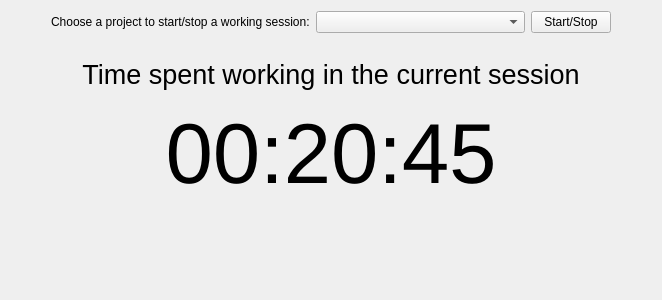
The window that widgets/ui/widget_sessions_tab.ui (Pazitos10/time-tracker) describes before a commit, drawn with Qt 5.
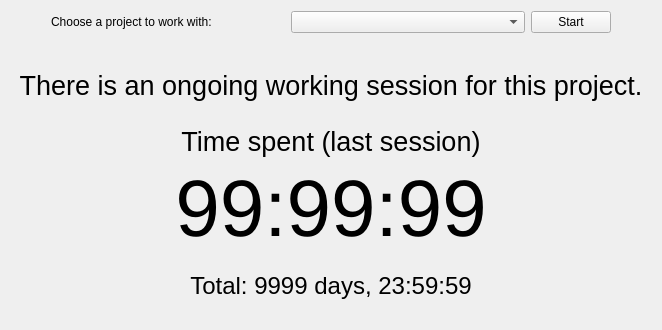
The same window after the commit.

Commit message: sessions tab: start/stop button connected with time-tracker as well as the report

```diff
--- a/widgets/ui/widget_sessions_tab.ui
+++ b/widgets/ui/widget_sessions_tab.ui
@@ -7,9 +7,21 @@
     <x>0</x>
     <y>0</y>
     <width>662</width>
-    <height>300</height>
+    <height>330</height>
    </rect>
   </property>
+  <property name="sizePolicy">
+   <sizepolicy hsizetype="Expanding" vsizetype="Expanding">
+    <horstretch>0</horstretch>
+    <verstretch>0</verstretch>
+   </sizepolicy>
+  </property>
+  <property name="maximumSize">
+   <size>
+    <width>99999</width>
+    <height>99999</height>
+   </size>
+  </property>
   <property name="windowTitle">
    <string>widget_sessions_tab</string>
   </property>
@@ -35,7 +47,7 @@
      <item>
       <widget class="QLabel" name="label">
        <property name="text">
-        <string>Choose a project to start/stop a working session:</string>
+        <string>Choose a project to work with:</string>
        </property>
       </widget>
      </item>
@@ -58,7 +70,7 @@
         </sizepolicy>
        </property>
        <property name="text">
-        <string>Start/Stop</string>
+        <string>Start</string>
        </property>
       </widget>
      </item>
@@ -86,7 +98,7 @@
       <enum>Qt::Vertical</enum>
      </property>
      <property name="sizeType">
-      <enum>QSizePolicy::Minimum</enum>
+      <enum>QSizePolicy::Fixed</enum>
      </property>
      <property name="sizeHint" stdset="0">
       <size>
@@ -97,30 +109,130 @@
     </spacer>
    </item>
    <item>
-    <widget class="QLabel" name="label_time_spent_description">
+    <widget class="QLabel" name="label_ongoing">
      <property name="font">
       <font>
        <pointsize>20</pointsize>
       </font>
      </property>
-     <property name="layoutDirection">
-      <enum>Qt::LeftToRight</enum>
-     </property>
      <property name="text">
-      <string>Time spent working in the current session</string>
+      <string>There is an ongoing working session for this project.</string>
      </property>
      <property name="alignment">
       <set>Qt::AlignCenter</set>
      </property>
     </widget>
    </item>
+   <item>
+    <widget class="QFrame" name="frame_report">
+     <property name="frameShape">
+      <enum>QFrame::NoFrame</enum>
+     </property>
+     <property name="frameShadow">
+      <enum>QFrame::Plain</enum>
+     </property>
+     <property name="lineWidth">
+      <number>0</number>
+     </property>
+     <layout class="QVBoxLayout" name="verticalLayout_2">
+      <item>
+       <widget class="QLabel" name="label_time_spent_description">
+        <property name="font">
+         <font>
+          <pointsize>20</pointsize>
+         </font>
+        </property>
+        <property name="layoutDirection">
+         <enum>Qt::LeftToRight</enum>
+        </property>
+        <property name="text">
+         <string>Time spent (last session)</string>
+        </property>
+        <property name="alignment">
+         <set>Qt::AlignCenter</set>
+        </property>
+       </widget>
+      </item>
+      <item>
+       <widget class="QLabel" name="label_time_spent_value">
+        <property name="sizePolicy">
+         <sizepolicy hsizetype="Expanding" vsizetype="Minimum">
+          <horstretch>0</horstretch>
+          <verstretch>0</verstretch>
+         </sizepolicy>
+        </property>
+        <property name="minimumSize">
+         <size>
+          <width>0</width>
+          <height>0</height>
+         </size>
+        </property>
+        <property name="font">
+         <font>
+          <pointsize>60</pointsize>
+         </font>
+        </property>
+        <property name="layoutDirection">
+         <enum>Qt::LeftToRight</enum>
+        </property>
+        <property name="text">
+         <string>99:99:99</string>
+        </property>
+        <property name="scaledContents">
+         <bool>false</bool>
+        </property>
+        <property name="alignment">
+         <set>Qt::AlignCenter</set>
+        </property>
+        <property name="wordWrap">
+         <bool>false</bool>
+        </property>
+        <property name="margin">
+         <number>0</number>
+        </property>
+       </widget>
+      </item>
+      <item>
+       <spacer name="verticalSpacer_4">
+        <property name="orientation">
+         <enum>Qt::Vertical</enum>
+        </property>
+        <property name="sizeType">
+         <enum>QSizePolicy::Fixed</enum>
+        </property>
+        <property name="sizeHint" stdset="0">
+         <size>
+          <width>20</width>
+          <height>13</height>
+         </size>
+        </property>
+       </spacer>
+      </item>
+      <item>
+       <widget class="QLabel" name="label_total">
+        <property name="font">
+         <font>
+          <pointsize>18</pointsize>
+         </font>
+        </property>
+        <property name="text">
+         <string>Total: 9999 days, 23:59:59</string>
+        </property>
+        <property name="alignment">
+         <set>Qt::AlignCenter</set>
+        </property>
+       </widget>
+      </item>
+     </layout>
+    </widget>
+   </item>
    <item>
     <spacer name="verticalSpacer_2">
      <property name="orientation">
       <enum>Qt::Vertical</enum>
      </property>
      <property name="sizeType">
-      <enum>QSizePolicy::Minimum</enum>
+      <enum>QSizePolicy::Fixed</enum>
      </property>
      <property name="sizeHint" stdset="0">
       <size>
@@ -130,37 +242,6 @@
      </property>
     </spacer>
    </item>
-   <item>
-    <widget class="QLabel" name="label_time_spent_value">
-     <property name="font">
-      <font>
-       <pointsize>64</pointsize>
-      </font>
-     </property>
-     <property name="layoutDirection">
-      <enum>Qt::LeftToRight</enum>
-     </property>
-     <property name="text">
-      <string>00:20:45</string>
-     </property>
-     <property name="alignment">
-      <set>Qt::AlignCenter</set>
-     </property>
-    </widget>
-   </item>
-   <item>
-    <spacer name="verticalSpacer_3">
-     <property name="orientation">
-      <enum>Qt::Vertical</enum>
-     </property>
-     <property name="sizeHint" stdset="0">
-      <size>
-       <width>20</width>
-       <height>28</height>
-      </size>
-     </property>
-    </spacer>
-   </item>
   </layout>
  </widget>
  <resources/>
```
The commit also changes 21 other files.
